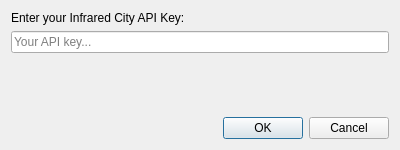
This is infrared_city_gis/infrared_city_save_auth.ui in Infrared-city/qgis-plugin as Qt 5 draws it before an edit. The edited form follows.
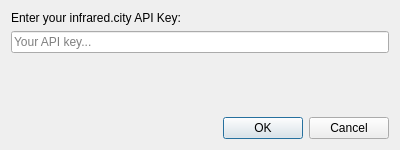
This is the edited form.

```diff
--- a/infrared_city_gis/infrared_city_save_auth.ui
+++ b/infrared_city_gis/infrared_city_save_auth.ui
@@ -17,7 +17,7 @@
    <item>
     <widget class="QLabel" name="label">
      <property name="text">
-      <string>Enter your Infrared City API Key:</string>
+      <string>Enter your infrared.city API Key:</string>
      </property>
     </widget>
    </item>
```
